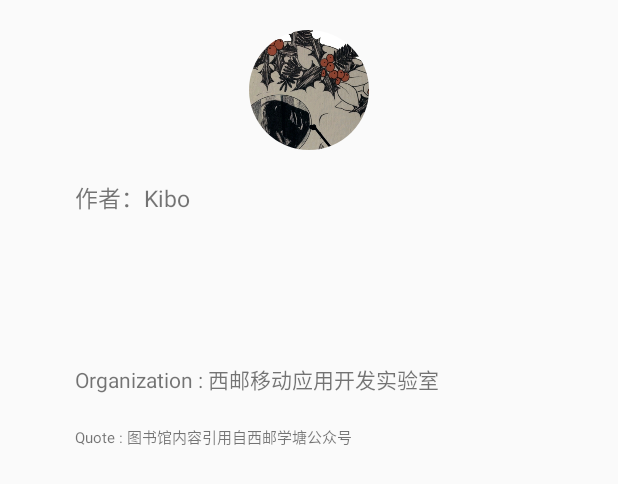
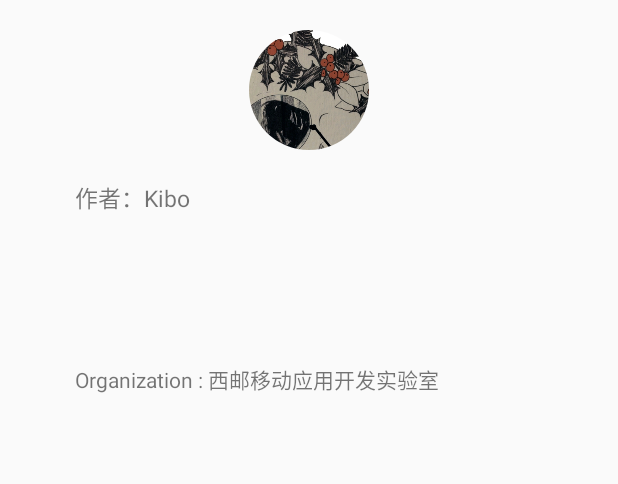
Before and after one commit to kiboooo/XUPTSteward, an Android app: the layout about_dialog.xml on its own in the app's theme, with its tools: preview values and no code run, on a phone screen of 412 x 824 dp. Shown: the top 484 px of the screen. Run offline under Robolectric (Android 15) with nearby library versions, the light colour scheme and no system bars.

Commit message:
change lib url

```diff
--- a/app/src/main/java/com/example/dickjampink/logintest/Syllabus/Syllabus.java
+++ b/app/src/main/java/com/example/dickjampink/logintest/Syllabus/Syllabus.java
@@ -392,7 +392,8 @@ public class Syllabus extends AppCompatActivity
             contentPersonMsg.setVisibility(View.GONE);
             contentWebView.setVisibility(View.VISIBLE);
             contentGradeView.setVisibility(View.GONE);
-            searchUrl(webViewNotMsg,"http://lib.xupt.edu.cn/wap/index.html#xylib_search_1");
+//            searchUrl(webViewNotMsg,"http://lib.xupt.edu.cn/wap/index.html#xylib_search_1");
+            searchUrl(webViewNotMsg,"https://lib.xiyoumobile.com/");
 
         } else if (id == R.id.nav_PE) {
             toolbar.setTitle("体育部");
--- a/app/src/main/res/layout/about_dialog.xml
+++ b/app/src/main/res/layout/about_dialog.xml
@@ -51,13 +51,5 @@
         android:layout_height="wrap_content"
         android:text="Organization : 西邮移动应用开发实验室"
         />
-    <TextView
-        android:id="@+id/organization2"
-        android:layout_marginTop="20dp"
-        android:layout_width="wrap_content"
-        android:layout_height="wrap_content"
-        android:text="Quote : 图书馆内容引用自西邮学塘公众号"
-        android:textSize="10sp"
-        />
 
 </LinearLayout>
```
